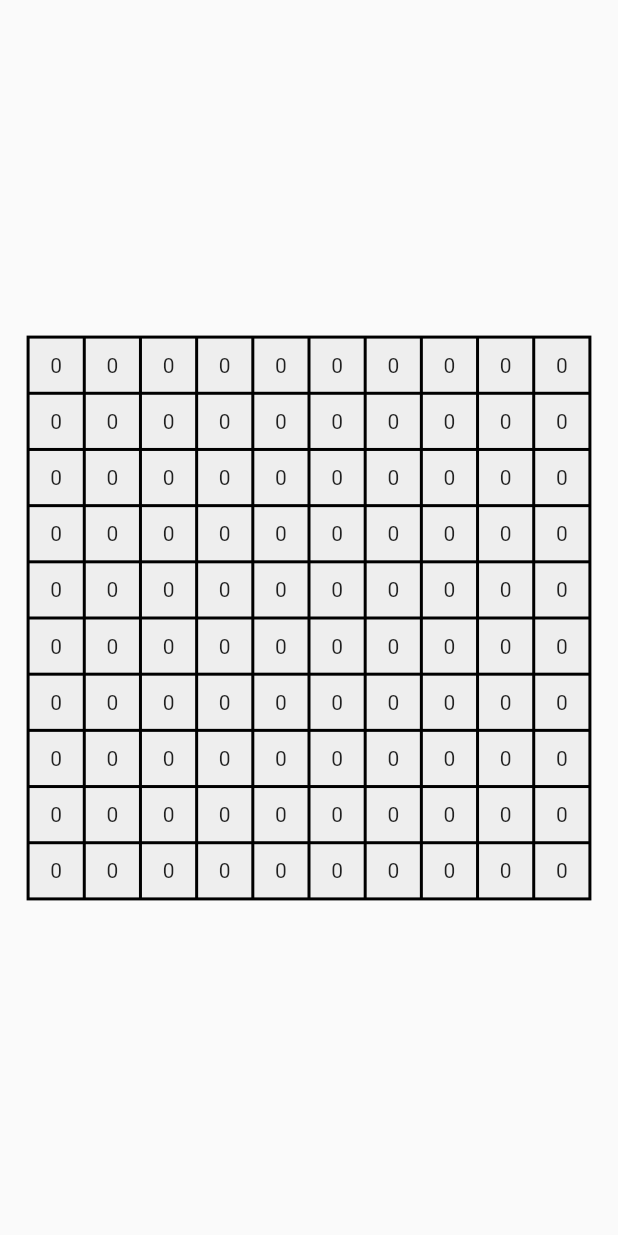
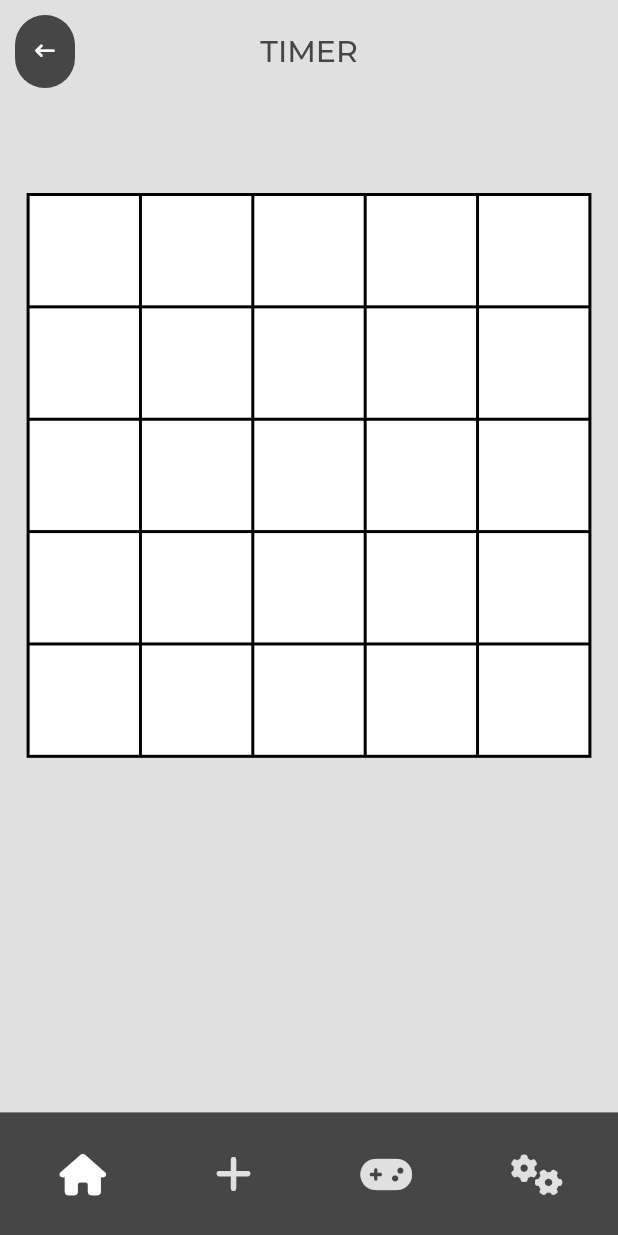
Before and after one commit to robinlafontaine/Kakuro, a Flutter app: the game screen opened directly, on a phone screen of 412 x 824 dp. Run offline on Flutter 3.47's test engine with Material 2 defaults, Android fonts, the phone set to English and light mode, and no system bars; our stand-ins replace firebase_auth, firebase_core, firebase_database, font_awesome_flutter, google_fonts, google_sign_in; missing offline and left inert: dart:html; accounts and stored records are empty.

Commit message:
Navbar et appbar

```diff
--- a/lib/config/config.dart
+++ b/lib/config/config.dart
@@ -8,7 +8,9 @@ class config{
 class _Color{
   final primaryColor = Color(0xFF464646);
   final primaryTextColor = Color(0xFFFFFFFF);
-  final caseColor = Color(0xFFEEEEEE);
+  final caseColor = Color(0xFFFFFFFF);
+  final gris = Color(0xFFE0E0E0);
+  final actifnav = Color(0xFFD22626);
 }
 
 class _Image {
--- a/lib/main.dart
+++ b/lib/main.dart
@@ -27,6 +27,10 @@ class MyApp extends StatelessWidget {
   @override
   Widget build(BuildContext context) {
     return MaterialApp(
+        theme:ThemeData(
+          scaffoldBackgroundColor: config.colors.gris,
+        textTheme: GoogleFonts.montserratTextTheme(
+        Theme.of(context).textTheme)),
         debugShowCheckedModeBanner: false,
         home:  MyStatefulWidget(),
     );
@@ -66,7 +70,7 @@ class _MyStatefulWidgetState extends State<MyStatefulWidget> {
                 onPress: () => {
                   //Auth(FirebaseAuth.instance).signInGoogle(context),
                   //log(FirebaseAuth.instance.app.name),
-                  route(context, game(Kakuro(10, 10, 6)))
+                  route(context, game(Kakuro(5, 5, 7)))
                 }
             ),
           ],
--- a/lib/screens/game.dart
+++ b/lib/screens/game.dart
@@ -2,8 +2,11 @@ import 'dart:developer';
 
 import 'package:flutter/cupertino.dart';
 import 'package:flutter/material.dart';
+import 'package:kakuro/config/fonctions.dart';
 import 'package:kakuro/kakuro.dart';
 import 'package:kakuro/screens/scene.dart';
+import 'package:kakuro/widgets/appbar.dart';
+import 'package:kakuro/widgets/navbar.dart';
 
 class game extends StatefulWidget{
   final Kakuro kakuro;
@@ -26,9 +29,27 @@ class _gameState extends State<game> {
   @override
   Widget build(BuildContext context) {
     return Scaffold(
+
+      appBar: PreferredSize(
+        preferredSize: Size(double.infinity, height(context)/12),
+        child: Padding(
+          padding: const EdgeInsets.all(10),
+          child: appbar(false,true),
+        ),
+      ),
       body: Center(
-        child: scene(kakuro),
+        child: Column(
+          children: [
+            SizedBox(
+              height: 60,
+            ),
+            Center(
+              child: scene(kakuro),
+            )
+          ],
+        ),
       ),
+      bottomNavigationBar: navbar(0),
     );
   }
 
--- a/lib/screens/scene.dart
+++ b/lib/screens/scene.dart
@@ -51,7 +51,7 @@ class _sceneState extends State<scene>{
                         if(kakuro.grille.elementAt(i).elementAt(j)==-1)
                           CaseVide(((width(context)/1.1)/kakuro.m)-2, false)
                         else
-                        Case(0,i, j, ((width(context)/1.1)/kakuro.m)-2, false),
+                          Case(0,i, j, ((width(context)/1.1)/kakuro.m)-2, false),
                     if(kakuro.entete.elementAt(i).elementAt(kakuro.m-1).isNotEmpty)
                       Indice(
                           kakuro.entete.elementAt(i).elementAt(kakuro.m-1).elementAt(0),
--- /dev/null
+++ b/lib/widgets/appbar.dart
@@ -0,0 +1,73 @@
+import 'package:flutter/material.dart';
+import 'package:font_awesome_flutter/font_awesome_flutter.dart';
+import 'package:kakuro/config/config.dart';
+
+class appbar extends StatelessWidget{
+  final bool home;
+  final bool enjeu;
+
+  appbar(this.home,this.enjeu);
+
+  @override
+  Widget build(BuildContext context) {
+    return AppBar(
+      backgroundColor: config.colors.gris,
+      elevation: 0,
+      leadingWidth: 40,
+      centerTitle: true,
+      leading: (home)
+          ?
+          Builder(
+            builder: (BuildContext context) {
+              return Container(
+                child: Center(
+                  child: IconButton(
+                    icon: FaIcon(
+                        FontAwesomeIcons.navicon
+                    ),
+                    iconSize: 21,
+                    color: config.colors.primaryColor,
+                    hoverColor: Colors.transparent,
+                    onPressed: () {
+                      Scaffold.of(context).openDrawer();
+                    },
+                    tooltip: MaterialLocalizations.of(context).openAppDrawerTooltip,
+                  ),
+                ),
+              );
+            },
+          )
+          :
+          Builder(
+            builder: (BuildContext context) {
+              return Container(
+                width: 20,
+                height: 20,
+                decoration: BoxDecoration(
+                    borderRadius: BorderRadius.circular(100),
+                  color: config.colors.primaryColor
+                ),
+                child: Center(
+                  child: IconButton(
+                    icon: FaIcon(
+                        FontAwesomeIcons.arrowLeftLong
+                    ),
+                    iconSize: 13,
+                    color: config.colors.primaryTextColor,
+                    hoverColor: Colors.transparent,
+                    onPressed: () {
+                      Scaffold.of(context).openDrawer();
+                    },
+                    tooltip: MaterialLocalizations.of(context).openAppDrawerTooltip,
+                  ),
+                ),
+              );
+            },
+          ),
+
+      title: (enjeu)?Text("TIMER", style: TextStyle(color: config.colors.primaryColor),):null,
+    );
+  }
+
+
+}
--- a/lib/widgets/case.dart
+++ b/lib/widgets/case.dart
@@ -36,14 +36,19 @@ class _caseState extends State<Case>{
   Widget build(BuildContext context) {
     return InkWell(
       child: Container(
-        margin: widget.last?EdgeInsets.only(right: 0):EdgeInsets.only(right: 2),
+        margin: widget.last?null:EdgeInsets.only(right: 2),
         width: taille,
         height: taille,
         decoration: BoxDecoration(
           color: config.colors.caseColor
         ),
         child: Center(
-          child: Text(valeur.toString()),
+          child: (valeur==0)?null:
+          Text(valeur.toString(),
+          style: TextStyle(
+            fontSize: taille*0.5,
+            color: Colors.red
+          ),),
         ),
       ),
       onTap: add
--- /dev/null
+++ b/lib/widgets/navbar.dart
@@ -0,0 +1,61 @@
+import 'package:flutter/material.dart';
+import 'package:font_awesome_flutter/font_awesome_flutter.dart';
+import 'package:kakuro/config/config.dart';
+import 'package:kakuro/config/fonctions.dart';
+
+class navbar extends StatelessWidget{
+  final int actif;
+
+  navbar(this.actif);
+
+  @override
+  Widget build(BuildContext context) {
+    return Container(
+      width: width(context),
+      height: height(context)/10,
+      padding: EdgeInsets.all(5),
+      decoration: BoxDecoration(
+        color: config.colors.primaryColor
+      ),
+      child: Row(
+        mainAxisAlignment: MainAxisAlignment.spaceAround,
+        children: [
+          IconButton(
+              onPressed: null,
+              icon: FaIcon(
+                FontAwesomeIcons.home,
+                color: (actif!=0)?config.colors.gris:config.colors.primaryTextColor,
+                size: height(context)/30,
+              ),
+          ),
+
+          IconButton(
+            onPressed: null,
+            icon: FaIcon(
+              FontAwesomeIcons.plus,
+              color: (actif!=1)?config.colors.gris:config.colors.primaryTextColor,
+              size: height(context)/30,
+            ),
+          ),
+          IconButton(
+            onPressed: null,
+            icon: FaIcon(
+              FontAwesomeIcons.gamepad,
+              color: (actif!=2)?config.colors.gris:config.colors.primaryTextColor,
+              size: height(context)/30,
+            ),
+          ),
+          IconButton(
+            onPressed: null,
+            icon: FaIcon(
+              FontAwesomeIcons.cogs,
+              color: (actif!=3)?config.colors.gris:config.colors.primaryTextColor,
+              size: height(context)/30,
+            ),
+          ),
+        ],
+      ),
+    );
+  }
+
+}
```
Also changed, not shown: lib/widgets/indice.dart (+29 -19 lines), pubspec.lock.
